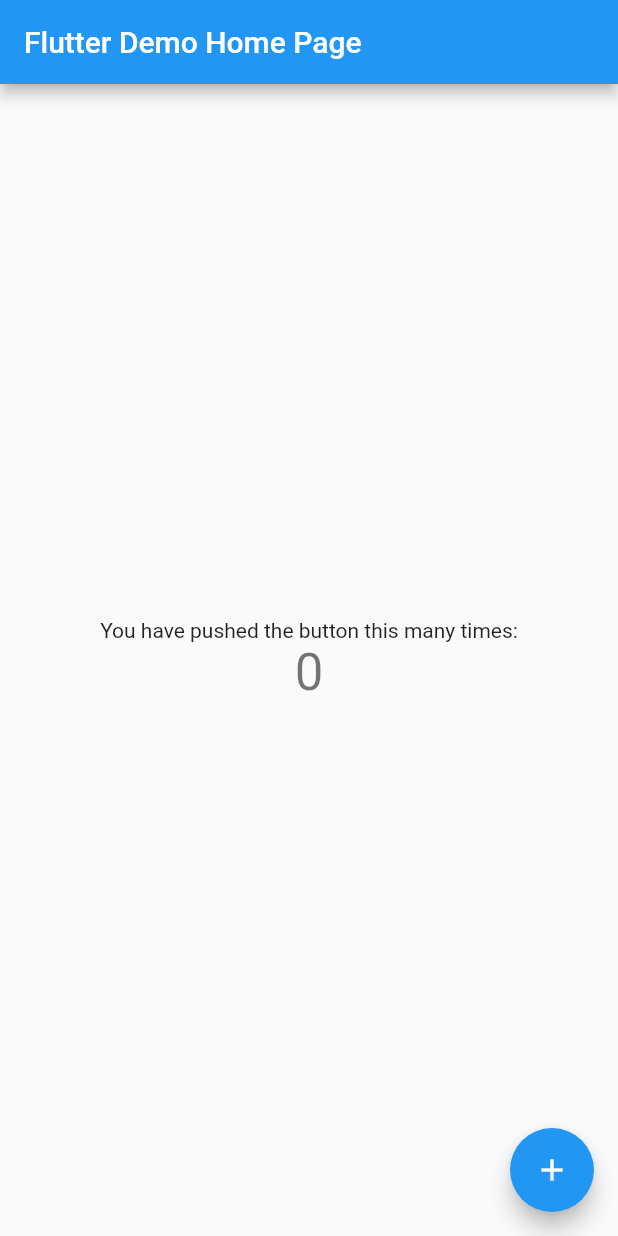
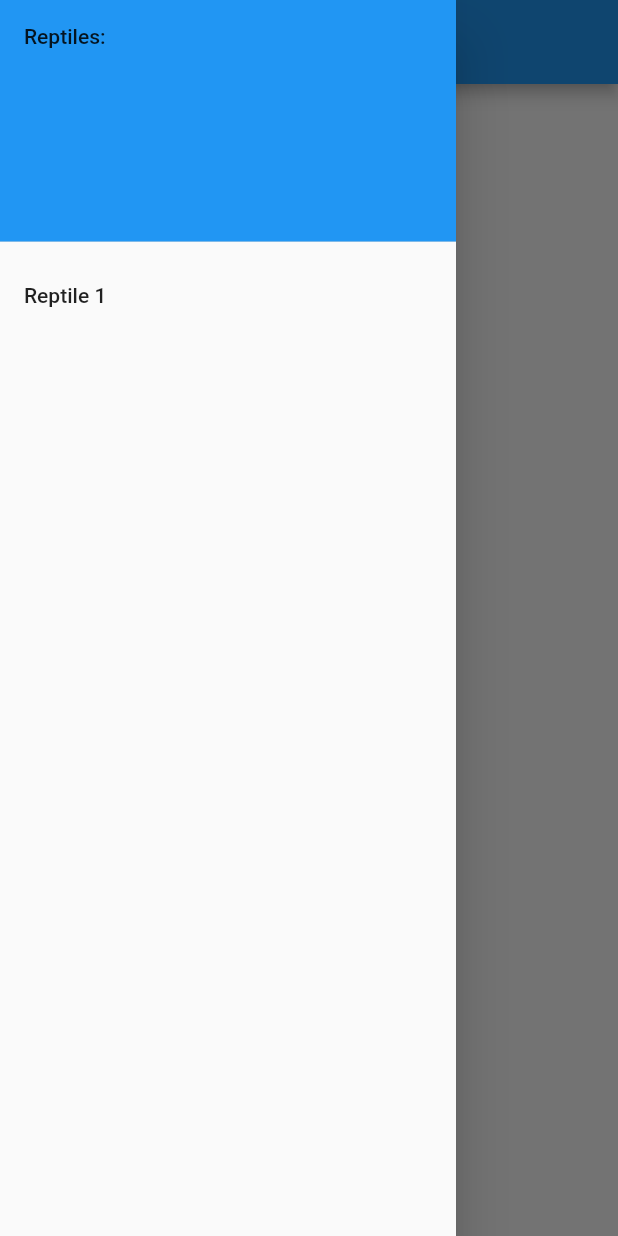
Before and after one commit to Zoss0/ReptiTracker, a Flutter app: the screen it shows after launch, with the side drawer open (before the commit the screen has no drawer), on a phone screen of 412 x 824 dp. Run offline on Flutter 3.47's test engine with Material 2 defaults, Android fonts, the phone set to English and light mode, and no system bars.

```diff
--- a/lib/main.dart
+++ b/lib/main.dart
@@ -7,35 +7,17 @@ class MyApp extends StatelessWidget {
   @override
   Widget build(BuildContext context) {
     return MaterialApp(
-      title: 'Flutter Demo',
+      title: 'ReptiTracker',
       theme: ThemeData(
-        // This is the theme of your application.
-        //
-        // Try running your application with "flutter run". You'll see the
-        // application has a blue toolbar. Then, without quitting the app, try
-        // changing the primarySwatch below to Colors.green and then invoke
-        // "hot reload" (press "r" in the console where you ran "flutter run",
-        // or simply save your changes to "hot reload" in a Flutter IDE).
-        // Notice that the counter didn't reset back to zero; the application
-        // is not restarted.
         primarySwatch: Colors.blue,
       ),
-      home: MyHomePage(title: 'Flutter Demo Home Page'),
+      home: MyHomePage(title: 'Home Page'),
     );
   }
 }
 
 class MyHomePage extends StatefulWidget {
   MyHomePage({Key key, this.title}) : super(key: key);
-
-  // This widget is the home page of your application. It is stateful, meaning
-  // that it has a State object (defined below) that contains fields that affect
-  // how it looks.
-
-  // This class is the configuration for the state. It holds the values (in this
-  // case the title) provided by the parent (in this case the App widget) and
-  // used by the build method of the State. Fields in a Widget subclass are
-  // always marked "final".
 
   final String title;
 
@@ -44,68 +26,44 @@ class MyHomePage extends StatefulWidget {
 }
 
 class _MyHomePageState extends State<MyHomePage> {
-  int _counter = 0;
-
-  void _incrementCounter() {
-    setState(() {
-      // This call to setState tells the Flutter framework that something has
-      // changed in this State, which causes it to rerun the build method below
-      // so that the display can reflect the updated values. If we changed
-      // _counter without calling setState(), then the build method would not be
-      // called again, and so nothing would appear to happen.
-      _counter++;
-    });
-  }
 
   @override
   Widget build(BuildContext context) {
-    // This method is rerun every time setState is called, for instance as done
-    // by the _incrementCounter method above.
-    //
-    // The Flutter framework has been optimized to make rerunning build methods
-    // fast, so that you can just rebuild anything that needs updating rather
-    // than having to individually change instances of widgets.
     return Scaffold(
       appBar: AppBar(
-        // Here we take the value from the MyHomePage object that was created by
-        // the App.build method, and use it to set our appbar title.
-        title: Text(widget.title),
+        centerTitle: true,
+        title: Text(widget.title,),
       ),
-      body: Center(
-        // Center is a layout widget. It takes a single child and positions it
-        // in the middle of the parent.
-        child: Column(
-          // Column is also layout widget. It takes a list of children and
-          // arranges them vertically. By default, it sizes itself to fit its
-          // children horizontally, and tries to be as tall as its parent.
-          //
-          // Invoke "debug painting" (press "p" in the console, choose the
-          // "Toggle Debug Paint" action from the Flutter Inspector in Android
-          // Studio, or the "Toggle Debug Paint" command in Visual Studio Code)
-          // to see the wireframe for each widget.
-          //
-          // Column has various properties to control how it sizes itself and
-          // how it positions its children. Here we use mainAxisAlignment to
-          // center the children vertically; the main axis here is the vertical
-          // axis because Columns are vertical (the cross axis would be
-          // horizontal).
-          mainAxisAlignment: MainAxisAlignment.center,
+
+      //Drawer for left hand side menu
+      drawer: Drawer(
+        child: ListView(
+          padding: EdgeInsets.zero, //Remove padding - adds color to the top bit of the box
           children: <Widget>[
-            Text(
-              'You have pushed the button this many times:',
+            DrawerHeader(
+              child: Text('Reptiles:'),
+              decoration: BoxDecoration(
+                color: Colors.blue,
+              ),
             ),
-            Text(
-              '$_counter',
-              style: Theme.of(context).textTheme.display1,
+            //TODO: Menu list of reptiles hard codes until I/O of sqllite
+            ListTile(
+              title: Text('Reptile 1'),
+              onTap: () {
+                //Do we want to close the drawer or not? Disable for no, enable yes - temp debug code
+                Navigator.pop(context);
+              },
             ),
           ],
+
+        )
+      ),
+
+      body: Center(
+        child: Column(
+          mainAxisAlignment: MainAxisAlignment.center,
         ),
       ),
-      floatingActionButton: FloatingActionButton(
-        onPressed: _incrementCounter,
-        tooltip: 'Increment',
-        child: Icon(Icons.add),
-      ), // This trailing comma makes auto-formatting nicer for build methods.
     );
   }
 }
```
